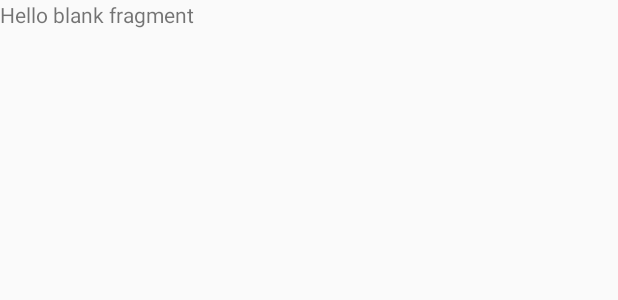
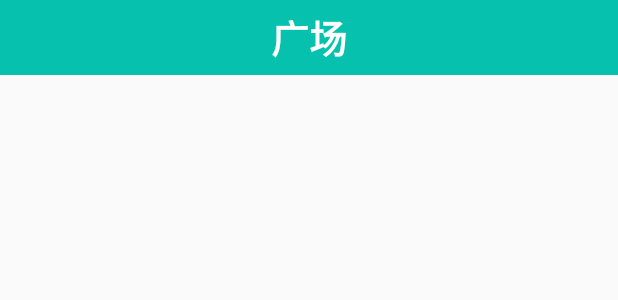
Before and after one commit to shihangqi/Project, an Android app: the layout fragment_square.xml on its own in the app's theme, with its tools: preview values and no code run, on a phone screen of 412 x 824 dp. Shown: the top 300 px of the screen. Run offline under Robolectric (Android 15) with nearby library versions, the phone set to English and light mode, and no system bars.

Commit message:
square框架

```diff
--- a/app/src/main/res/layout/fragment_square.xml
+++ b/app/src/main/res/layout/fragment_square.xml
@@ -1,13 +1,63 @@
-<FrameLayout xmlns:android="http://schemas.android.com/apk/res/android"
+<LinearLayout xmlns:android="http://schemas.android.com/apk/res/android"
     xmlns:tools="http://schemas.android.com/tools"
     android:layout_width="match_parent"
     android:layout_height="match_parent"
-    tools:context="com.example.lenovo.inequalitysign.view.SquareFragment">
+    tools:context="com.example.lenovo.inequalitysign.view.SquareFragment"
+    android:id="@+id/square_ll">
 
     <!-- TODO: Update blank fragment layout -->
-    <TextView
+
+    <LinearLayout
         android:layout_width="match_parent"
-        android:layout_height="match_parent"
-        android:text="@string/hello_blank_fragment" />
+        android:layout_height="50dp"
+        android:orientation="vertical">
+        <TextView
+            android:layout_width="match_parent"
+            android:layout_height="match_parent"
+            android:background="#06c1ae"
+            android:textSize="25dp"
+            android:text="广场"
+            android:textColor="#fff"
+            android:gravity="center"
+            android:textStyle="bold"
+        />
+    </LinearLayout>
+    <LinearLayout
+        android:id="@+id/contaner"
+        android:layout_width="match_parent"
+        android:layout_height="0dp"
+        android:orientation="vertical"
+        android:layout_weight="9">
+    </LinearLayout>
+    <LinearLayout
+        android:layout_width="match_parent"
+        android:layout_height="0dp"
+        android:layout_weight="1">
+        <Button
+            android:id="@+id/btn_sy"
+            android:layout_width="0dp"
+            android:layout_height="match_parent"
+            android:layout_weight="1"
+            android:background="@drawable/sy"/>
+        <Button
+            android:id="@+id/btn_gc"
+            android:layout_width="0dp"
+            android:layout_height="match_parent"
+            android:layout_weight="1"
+            android:background="@drawable/gc"/>
+        <Button
+            android:id="@+id/btn_fj"
+            android:layout_width="0dp"
+            android:layout_height="match_parent"
+            android:layout_weight="1"
+            android:background="@drawable/fj"
+        />
+        <Button
+            android:id="@+id/btn_wd"
+            android:layout_width="0dp"
+            android:layout_height="match_parent"
+            android:layout_weight="1"
+            android:background="@drawable/wd"/>
+    </LinearLayout>
 
-</FrameLayout>
+</LinearLayout>
```
